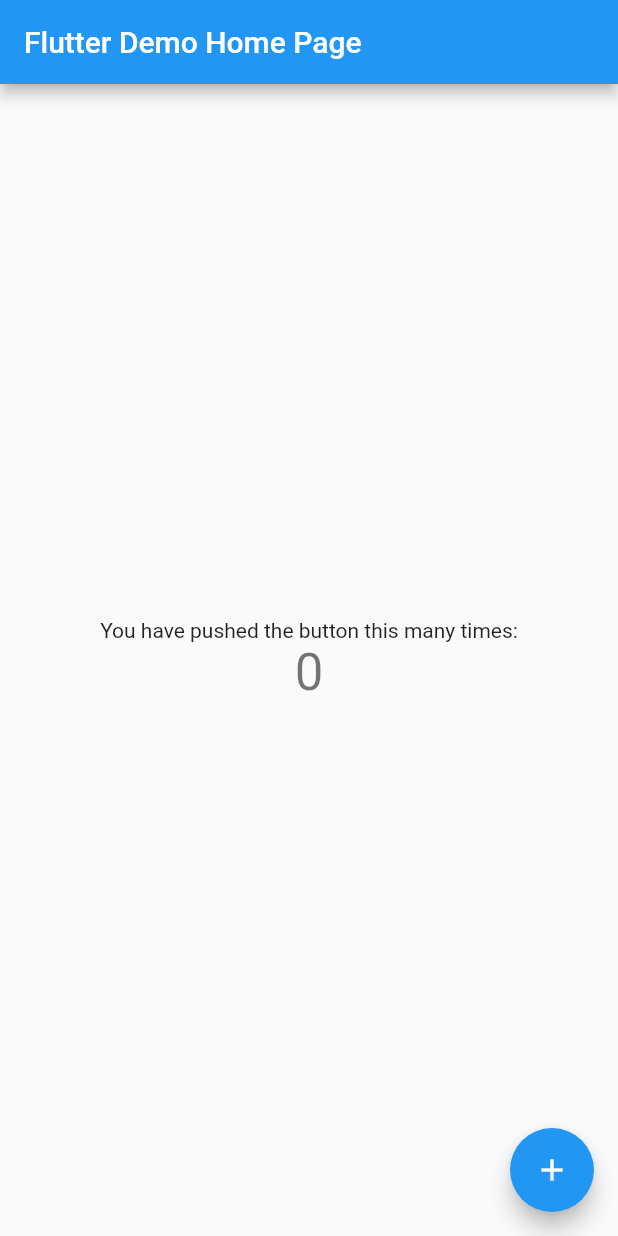
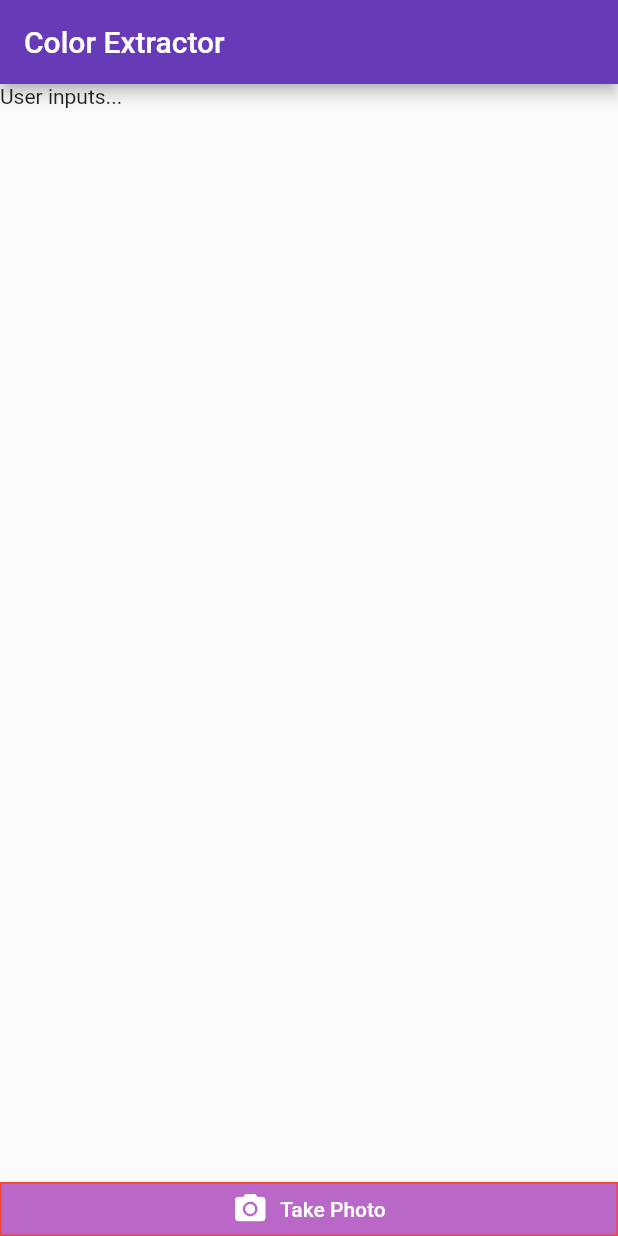
Before and after one commit to LRS4/colorextractor, a Flutter app: the screen it shows after launch, on a phone screen of 412 x 824 dp. Run offline on Flutter 3.47's test engine with Material 2 defaults, Android fonts, the phone set to English and light mode, and no system bars; our stand-ins replace image_picker.

Commit message:
Add palette screen prototype

```diff
--- a/lib/main.dart
+++ b/lib/main.dart
@@ -1,5 +1,6 @@
 import 'package:flutter/material.dart';
 import 'package:image_picker/image_picker.dart';
+import './palette_screen.dart';
 
 void main() {
   runApp(MyApp());
@@ -10,7 +11,7 @@
   @override
   Widget build(BuildContext context) {
     return MaterialApp(
-      title: 'Flutter Demo',
+      title: 'Color Extractor',
       theme: ThemeData(
         // This is the theme of your application.
         //
@@ -21,11 +22,12 @@
         // or simply save your changes to "hot reload" in a Flutter IDE).
         // Notice that the counter didn't reset back to zero; the application
         // is not restarted.
-        primarySwatch: Colors.blue,
+        primarySwatch: Colors.deepPurple,
       ),
-      home: MyHomePage(
-        title: 'Flutter Demo Home Page'
-      ),
+      home: ShowPaletteScreen(),
+      routes: {
+        ShowPaletteScreen.routeName: (context) => ShowPaletteScreen()
+      }
     );
   }
 }
@@ -91,7 +93,7 @@
         ),
       ),
       floatingActionButton: FloatingActionButton(
-        onPressed: _incrementCounter,
+        onPressed: (_incrementCounter),
         tooltip: 'Increment',
         child: Icon(Icons.add),
       ), // This trailing comma makes auto-formatting nicer for build methods.
--- /dev/null
+++ b/lib/palette_screen.dart
@@ -0,0 +1,45 @@
+import 'package:flutter/material.dart';
+
+class ShowPaletteScreen extends StatefulWidget {
+  static const routeName = "/palette";
+  @override
+  _ShowPaletteScreenState createState() => _ShowPaletteScreenState();
+}
+
+class _ShowPaletteScreenState extends State<ShowPaletteScreen> {
+  @override
+  Widget build(BuildContext context) {
+    return Scaffold(
+      appBar: AppBar(
+        title: Text("Color Extractor")
+      ),
+      body: Column(
+        mainAxisAlignment: MainAxisAlignment.spaceBetween,
+        crossAxisAlignment: CrossAxisAlignment.stretch,
+        children: <Widget>[
+          Text("User inputs..."),
+          ElevatedButton.icon(
+            icon: Icon(Icons.camera_alt),
+            label: Text("Take Photo"),
+            onPressed: () {
+
+            },
+            style: ButtonStyle(
+              foregroundColor: MaterialStateProperty.all<Color>(Colors.white),
+              padding: MaterialStateProperty.all<EdgeInsetsGeometry>(EdgeInsets.zero),
+              elevation: MaterialStateProperty.all<double>(0.0),
+              tapTargetSize: MaterialTapTargetSize.shrinkWrap,
+              backgroundColor: MaterialStateProperty.all<Color>(Colors.purple.shade300),
+              shape: MaterialStateProperty.all<RoundedRectangleBorder>(
+                RoundedRectangleBorder(
+                  borderRadius: BorderRadius.zero,
+                  side: BorderSide(color: Colors.red)
+                )
+              )
+            )
+          )
+        ],
+      )
+    );
+  }
+}
```
